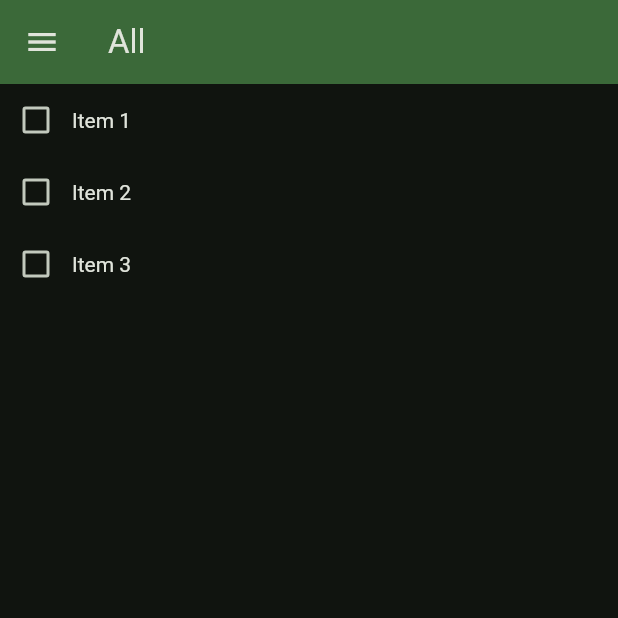
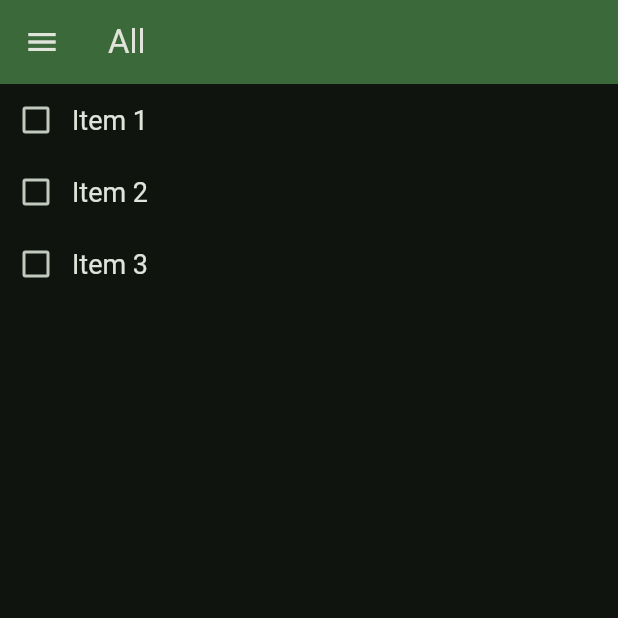
Before and after one commit to IgorAugst/todo_flutter, a Flutter app: the screen it shows after launch, on a phone screen of 412 x 824 dp, the top half of it. Run offline on Flutter 3.47's test engine with Material 3 defaults, Android fonts, the phone set to English and light mode, and no system bars.

Commit message:
ajusta estilo do título no item_widget.dart para incluir tamanho de fonte

```diff
--- a/lib/widgets/item_widget.dart
+++ b/lib/widgets/item_widget.dart
@@ -51,9 +51,11 @@ class _ItemWidgetState extends State<ItemWidget> {
               text: TextSpan(
             text: widget.item.title,
             style: TextStyle(
-                decoration:
-                    widget.item.isDone ? TextDecoration.lineThrough : null,
-                color: Theme.of(context).colorScheme.onSurface),
+              decoration:
+                  widget.item.isDone ? TextDecoration.lineThrough : null,
+              color: Theme.of(context).colorScheme.onSurface,
+              fontSize: MediaQuery.textScalerOf(context).scale(18)
+            ),
           ))
         ],
       ),
```
